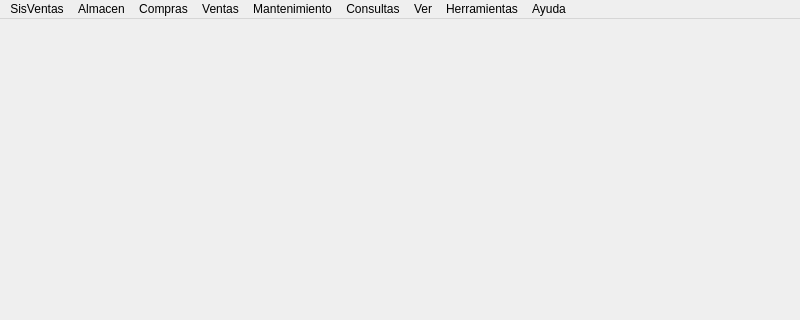
The window that Sistema de ventas/ui/FrmPrincipal.ui (CodeDrTech/DevelopPython) describes before a commit, drawn with Qt 5; both pictures show x 0 to 800 and y 0 to 320 of the 800 by 600 pixel window.
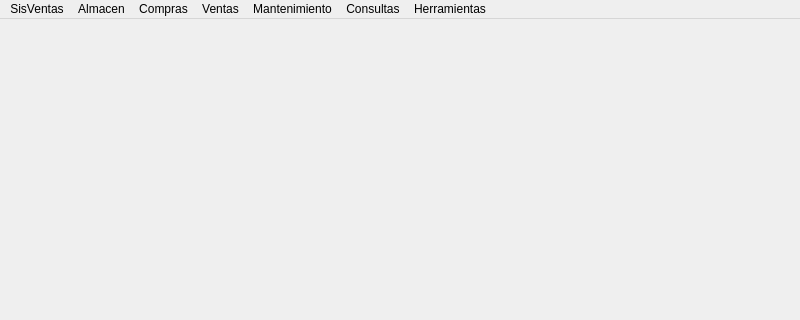
The same window after the commit.

What changed in the file:
```diff
--- a/Sistema de ventas/ui/FrmPrincipal.ui
+++ b/Sistema de ventas/ui/FrmPrincipal.ui
@@ -29,11 +29,6 @@
     </property>
     <addaction name="actionSalir"/>
    </widget>
-   <widget class="QMenu" name="menuVer">
-    <property name="title">
-     <string>Ver</string>
-    </property>
-   </widget>
    <widget class="QMenu" name="menuHerramientas">
     <property name="title">
      <string>Herramientas</string>
@@ -46,13 +41,6 @@
     </widget>
     <addaction name="menuBase_de_datos"/>
    </widget>
-   <widget class="QMenu" name="menuAyuda">
-    <property name="title">
-     <string>Ayuda</string>
-    </property>
-    <addaction name="actionIndice"/>
-    <addaction name="actionAcerca_de"/>
-   </widget>
    <widget class="QMenu" name="menuAlmacen">
     <property name="title">
      <string>Almacen</string>
@@ -95,9 +83,7 @@
    <addaction name="menuVentas"/>
    <addaction name="menuMantenimiento"/>
    <addaction name="menuConsultas"/>
-   <addaction name="menuVer"/>
    <addaction name="menuHerramientas"/>
-   <addaction name="menuAyuda"/>
   </widget>
   <widget class="QStatusBar" name="statusbar"/>
   <action name="actionIndice">
```
